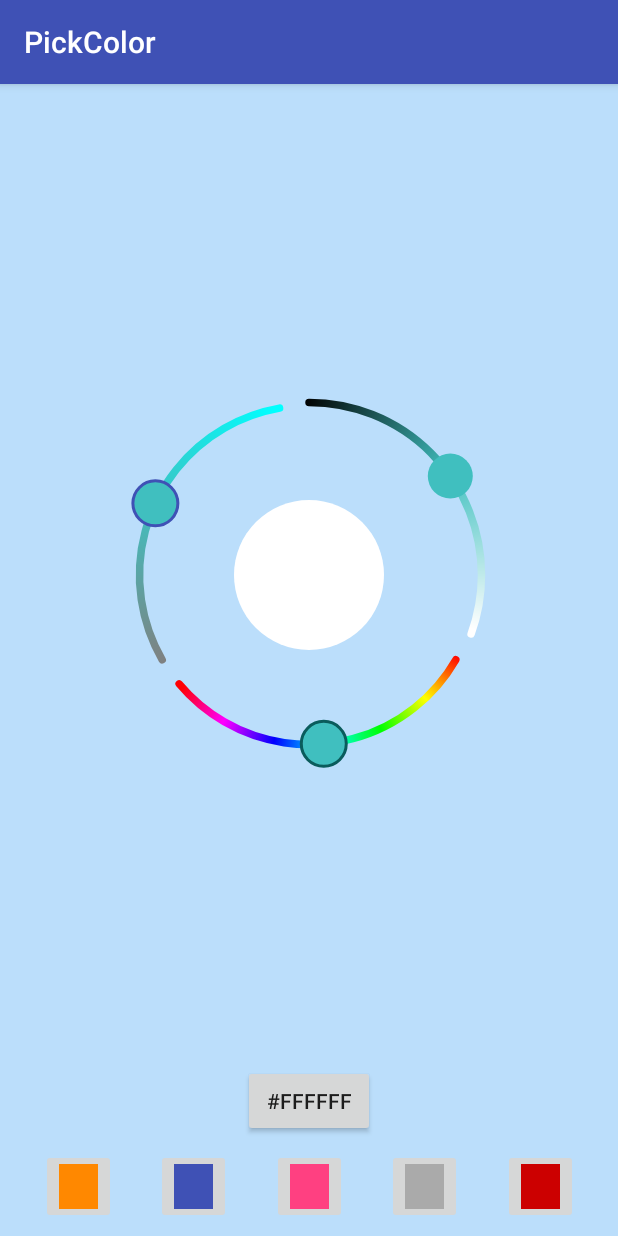
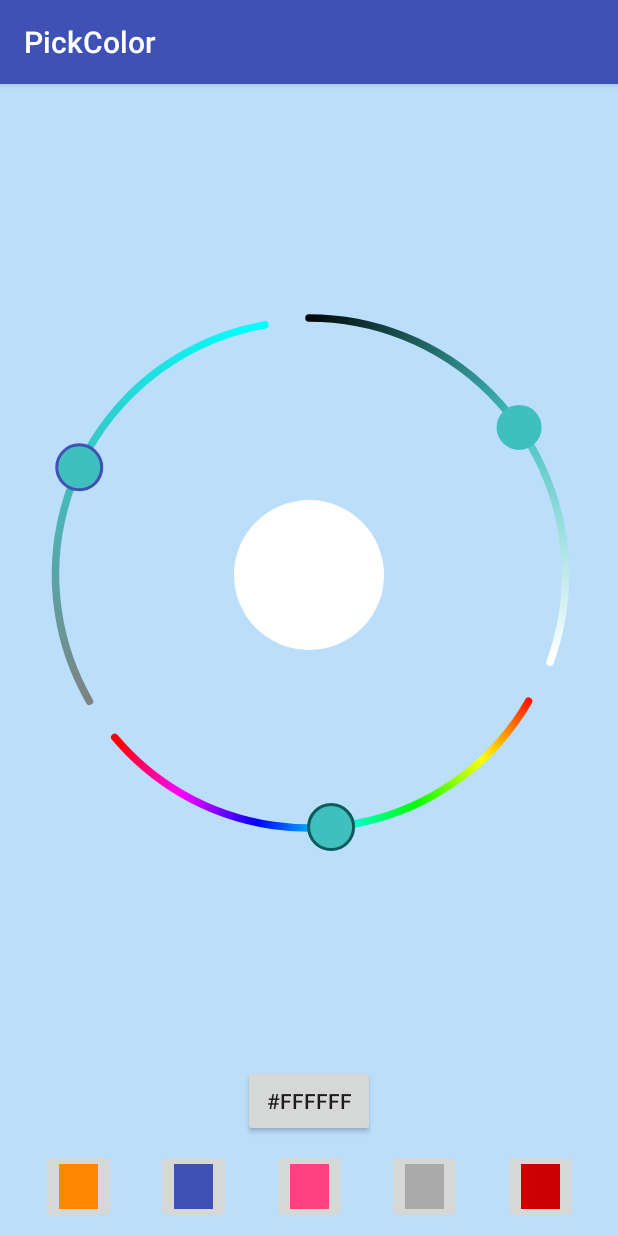
Before and after one commit to Madrapps/Pikolo, an Android app: the screen it shows after launch (MainActivity), on a phone screen of 412 x 824 dp. Run offline under Robolectric (Android 15) with nearby library versions, the phone set to English and light mode, and no system bars.

Commit message:
#18 Make xml attributes simple

```diff
--- a/pikolo/src/main/java/com/madrapps/pikolo/HSLColorPicker.kt
+++ b/pikolo/src/main/java/com/madrapps/pikolo/HSLColorPicker.kt
@@ -32,45 +32,54 @@ class HSLColorPicker @JvmOverloads constructor(context: Context, attrs: Attribut
     init {
         val typedArray = context.obtainStyledAttributes(attrs, R.styleable.HSLColorPicker, defStyleAttr, 0)
 
-        val saturationArcLength = typedArray.getFloat(R.styleable.HSLColorPicker_saturation_arc_length, 155f)
+        val globalArcWidth = typedArray.getDimension(R.styleable.HSLColorPicker_arc_width, dp(5f))
+        val globalStrokeWidth = typedArray.getDimension(R.styleable.HSLColorPicker_stroke_width, 0f)
+        val globalIndicatorRadius = typedArray.getDimension(R.styleable.HSLColorPicker_indicator_radius, dp(15f))
+        val globalIndicatorStrokeWidth = typedArray.getDimension(R.styleable.HSLColorPicker_indicator_stroke_width, dp(2f))
+        val globalStrokeColor = typedArray.getColor(R.styleable.HSLColorPicker_stroke_color, 0)
+        val globalIndicatorStrokeColor = typedArray.getColor(R.styleable.HSLColorPicker_indicator_stroke_color, 0)
+        val globalArcLength = typedArray.getFloat(R.styleable.HSLColorPicker_arc_length, 0f)
+        val globalRadiusOffset = typedArray.getDimension(R.styleable.HSLColorPicker_radius_offset, 0f)
+
+        val saturationArcLength = typedArray.getFloat(R.styleable.HSLColorPicker_saturation_arc_length, if (globalArcLength == 0f) 155f else globalArcLength)
         val saturationStartAngle = typedArray.getFloat(R.styleable.HSLColorPicker_saturation_start_angle, 100f)
 
         saturationComponent = SaturationComponent(metrics, paints, saturationArcLength, saturationStartAngle)
 
-        val lightnessArcLength = typedArray.getFloat(R.styleable.HSLColorPicker_lightness_arc_length, 155f)
+        val lightnessArcLength = typedArray.getFloat(R.styleable.HSLColorPicker_lightness_arc_length, if (globalArcLength == 0f) 155f else globalArcLength)
         val lightnessStartAngle = typedArray.getFloat(R.styleable.HSLColorPicker_lightness_start_angle, 280f)
 
         lightnessComponent = LightnessComponent(metrics, paints, lightnessArcLength, lightnessStartAngle)
 
-        val hueArcLength = typedArray.getFloat(R.styleable.HSLColorPicker_hue_arc_length, 360f)
+        val hueArcLength = typedArray.getFloat(R.styleable.HSLColorPicker_hue_arc_length, if (globalArcLength == 0f) 360f else globalArcLength)
         val hueStartAngle = typedArray.getFloat(R.styleable.HSLColorPicker_hue_start_angle, 0f)
 
         hueComponent = HueComponent(metrics, paints, hueArcLength, hueStartAngle)
 
-        hueComponent.strokeWidth = typedArray.getDimension(R.styleable.HSLColorPicker_hue_arc_width, dp(5f))
-        hueComponent.borderWidth = typedArray.getDimension(R.styleable.HSLColorPicker_hue_stroke_width, 0f)
-        hueComponent.indicatorStrokeWidth = typedArray.getDimension(R.styleable.HSLColorPicker_hue_indicator_stroke_width, dp(2f))
-        hueComponent.indicatorStrokeColor = typedArray.getColor(R.styleable.HSLColorPicker_hue_indicator_stroke_color, 0)
-        hueComponent.strokeColor = typedArray.getColor(R.styleable.HSLColorPicker_hue_stroke_color, 0)
-        hueComponent.indicatorRadius = typedArray.getDimension(R.styleable.HSLColorPicker_hue_indicator_radius, dp(15f))
+        hueComponent.strokeWidth = typedArray.getDimension(R.styleable.HSLColorPicker_hue_arc_width, globalArcWidth)
+        hueComponent.borderWidth = typedArray.getDimension(R.styleable.HSLColorPicker_hue_stroke_width, globalStrokeWidth)
+        hueComponent.indicatorStrokeWidth = typedArray.getDimension(R.styleable.HSLColorPicker_hue_indicator_stroke_width, globalIndicatorStrokeWidth)
+        hueComponent.indicatorStrokeColor = typedArray.getColor(R.styleable.HSLColorPicker_hue_indicator_stroke_color, globalIndicatorStrokeColor)
+        hueComponent.strokeColor = typedArray.getColor(R.styleable.HSLColorPicker_hue_stroke_color, globalStrokeColor)
+        hueComponent.indicatorRadius = typedArray.getDimension(R.styleable.HSLColorPicker_hue_indicator_radius, globalIndicatorRadius)
 
-        saturationComponent.strokeWidth = typedArray.getDimension(R.styleable.HSLColorPicker_saturation_arc_width, dp(5f))
-        saturationComponent.borderWidth = typedArray.getDimension(R.styleable.HSLColorPicker_saturation_stroke_width, 0f)
-        saturationComponent.indicatorStrokeWidth = typedArray.getDimension(R.styleable.HSLColorPicker_saturation_indicator_stroke_width, dp(2f))
-        saturationComponent.indicatorStrokeColor = typedArray.getColor(R.styleable.HSLColorPicker_saturation_indicator_stroke_color, 0)
-        saturationComponent.strokeColor = typedArray.getColor(R.styleable.HSLColorPicker_saturation_stroke_color, 0)
-        saturationComponent.indicatorRadius = typedArray.getDimension(R.styleable.HSLColorPicker_saturation_indicator_radius, dp(15f))
+        saturationComponent.strokeWidth = typedArray.getDimension(R.styleable.HSLColorPicker_saturation_arc_width, globalArcWidth)
+        saturationComponent.borderWidth = typedArray.getDimension(R.styleable.HSLColorPicker_saturation_stroke_width, globalStrokeWidth)
+        saturationComponent.indicatorStrokeWidth = typedArray.getDimension(R.styleable.HSLColorPicker_saturation_indicator_stroke_width, globalIndicatorStrokeWidth)
+        saturationComponent.indicatorStrokeColor = typedArray.getColor(R.styleable.HSLColorPicker_saturation_indicator_stroke_color, globalIndicatorStrokeColor)
+        saturationComponent.strokeColor = typedArray.getColor(R.styleable.HSLColorPicker_saturation_stroke_color, globalStrokeColor)
+        saturationComponent.indicatorRadius = typedArray.getDimension(R.styleable.HSLColorPicker_saturation_indicator_radius, globalIndicatorRadius)
 
-        lightnessComponent.strokeWidth = typedArray.getDimension(R.styleable.HSLColorPicker_lightness_arc_width, dp(5f))
-        lightnessComponent.borderWidth = typedArray.getDimension(R.styleable.HSLColorPicker_lightness_stroke_width, 0f)
-        lightnessComponent.indicatorStrokeWidth = typedArray.getDimension(R.styleable.HSLColorPicker_lightness_indicator_stroke_width, dp(2f))
-        lightnessComponent.indicatorStrokeColor = typedArray.getColor(R.styleable.HSLColorPicker_lightness_indicator_stroke_color, 0)
-        lightnessComponent.strokeColor = typedArray.getColor(R.styleable.HSLColorPicker_lightness_stroke_color, 0)
-        lightnessComponent.indicatorRadius = typedArray.getDimension(R.styleable.HSLColorPicker_lightness_indicator_radius, dp(15f))
+        lightnessComponent.strokeWidth = typedArray.getDimension(R.styleable.HSLColorPicker_lightness_arc_width, globalArcWidth)
+        lightnessComponent.borderWidth = typedArray.getDimension(R.styleable.HSLColorPicker_lightness_stroke_width, globalStrokeWidth)
+        lightnessComponent.indicatorStrokeWidth = typedArray.getDimension(R.styleable.HSLColorPicker_lightness_indicator_stroke_width, globalIndicatorStrokeWidth)
+        lightnessComponent.indicatorStrokeColor = typedArray.getColor(R.styleable.HSLColorPicker_lightness_indicator_stroke_color, globalIndicatorStrokeColor)
+        lightnessComponent.strokeColor = typedArray.getColor(R.styleable.HSLColorPicker_lightness_stroke_color, globalStrokeColor)
+        lightnessComponent.indicatorRadius = typedArray.getDimension(R.styleable.HSLColorPicker_lightness_indicator_radius, globalIndicatorRadius)
 
-        hueRadiusOffset = typedArray.getDimension(R.styleable.HSLColorPicker_hue_radius_offset, dp(1f))
-        saturationRadiusOffset = typedArray.getDimension(R.styleable.HSLColorPicker_saturation_radius_offset, dp(25f))
-        lightnessRadiusOffset = typedArray.getDimension(R.styleable.HSLColorPicker_lightness_radius_offset, dp(25f))
+        hueRadiusOffset = typedArray.getDimension(R.styleable.HSLColorPicker_hue_radius_offset, if (globalRadiusOffset == 0f) dp(1f) else globalRadiusOffset)
+        saturationRadiusOffset = typedArray.getDimension(R.styleable.HSLColorPicker_saturation_radius_offset, if (globalRadiusOffset == 0f) dp(25f) else globalRadiusOffset)
+        lightnessRadiusOffset = typedArray.getDimension(R.styleable.HSLColorPicker_lightness_radius_offset, if (globalRadiusOffset == 0f) dp(25f) else globalRadiusOffset)
 
         typedArray.recycle()
     }
--- a/pikolo/src/main/res/values/attrs.xml
+++ b/pikolo/src/main/res/values/attrs.xml
@@ -2,39 +2,46 @@
 <resources>
 
     <declare-styleable name="HSLColorPicker">
+        <attr name="arc_width" format="dimension" />
         <attr name="hue_arc_width" format="dimension" />
         <attr name="saturation_arc_width" format="dimension" />
         <attr name="lightness_arc_width" format="dimension" />
 
+        <attr name="stroke_width" format="dimension" />
         <attr name="hue_stroke_width" format="dimension" />
         <attr name="saturation_stroke_width" format="dimension" />
         <attr name="lightness_stroke_width" format="dimension" />
 
+        <attr name="indicator_radius" format="dimension" />
         <attr name="hue_indicator_radius" format="dimension" />
         <attr name="saturation_indicator_radius" format="dimension" />
         <attr name="lightness_indicator_radius" format="dimension" />
 
+        <attr name="indicator_stroke_width" format="dimension" />
         <attr name="hue_indicator_stroke_width" format="dimension" />
         <attr name="saturation_indicator_stroke_width" format="dimension" />
         <attr name="lightness_indicator_stroke_width" format="dimension" />
 
+        <attr name="indicator_stroke_color" format="color" />
         <attr name="hue_indicator_stroke_color" format="color" />
         <attr name="saturation_indicator_stroke_color" format="color" />
         <attr name="lightness_indicator_stroke_color" format="color" />
 
+        <attr name="stroke_color" format="color" />
         <attr name="hue_stroke_color" format="color" />
         <attr name="saturation_stroke_color" format="color" />
         <attr name="lightness_stroke_color" format="color" />
 
         <attr name="hue_start_angle" format="float" />
+        <attr name="saturation_start_angle" format="float" />
+        <attr name="lightness_start_angle" format="float" />
+
+        <attr name="arc_length" format="float" />
         <attr name="hue_arc_length" format="float" />
-
-        <attr name="saturation_start_angle" format="float" />
         <attr name="saturation_arc_length" format="float" />
-
-        <attr name="lightness_start_angle" format="float" />
         <attr name="lightness_arc_length" format="float" />
 
+        <attr name="radius_offset" format="dimension" />
         <attr name="hue_radius_offset" format="dimension" />
         <attr name="saturation_radius_offset" format="dimension" />
         <attr name="lightness_radius_offset" format="dimension" />
--- a/sample/src/main/res/layout/activity_main.xml
+++ b/sample/src/main/res/layout/activity_main.xml
@@ -12,8 +12,8 @@
 
     <com.madrapps.pikolo.HSLColorPicker
         android:id="@+id/colorPicker"
-        android:layout_width="300dp"
-        android:layout_height="300dp"
+        android:layout_width="0dp"
+        android:layout_height="0dp"
         android:layout_marginBottom="8dp"
         android:layout_marginTop="8dp"
         android:padding="0dp"
@@ -21,19 +21,13 @@
         app:layout_constraintLeft_toLeftOf="parent"
         app:layout_constraintRight_toRightOf="parent"
         app:layout_constraintTop_toTopOf="parent"
-        pikolo:hue_arc_length="110"
-        pikolo:hue_radius_offset="20dp"
+        app:lightness_indicator_stroke_width="0dp"
+        pikolo:arc_length="110"
         pikolo:hue_start_angle="30"
-        pikolo:lightness_arc_length="110"
-        pikolo:lightness_radius_offset="20dp"
         pikolo:lightness_start_angle="270"
-        pikolo:saturation_arc_length="110"
-        pikolo:saturation_radius_offset="20dp"
-        app:hue_stroke_width="0dp"
+        pikolo:radius_offset="20dp"
+        pikolo:saturation_indicator_stroke_color="@color/colorPrimary"
         pikolo:saturation_start_angle="150"
-        app:lightness_indicator_stroke_width="0dp"
-        app:saturation_indicator_stroke_color="@color/colorPrimary"
-        app:hue_stroke_color="#2bff00"
         tools:layout_constraintBottom_creator="1"
         tools:layout_constraintLeft_creator="1"
         tools:layout_constraintRight_creator="1"
```
